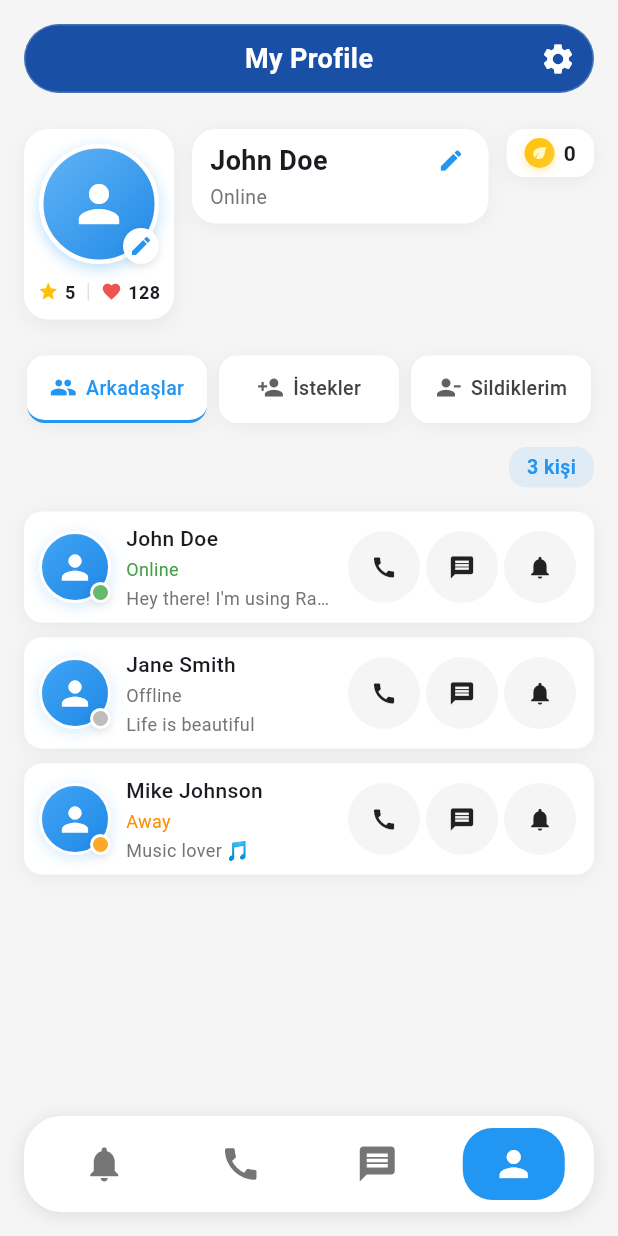
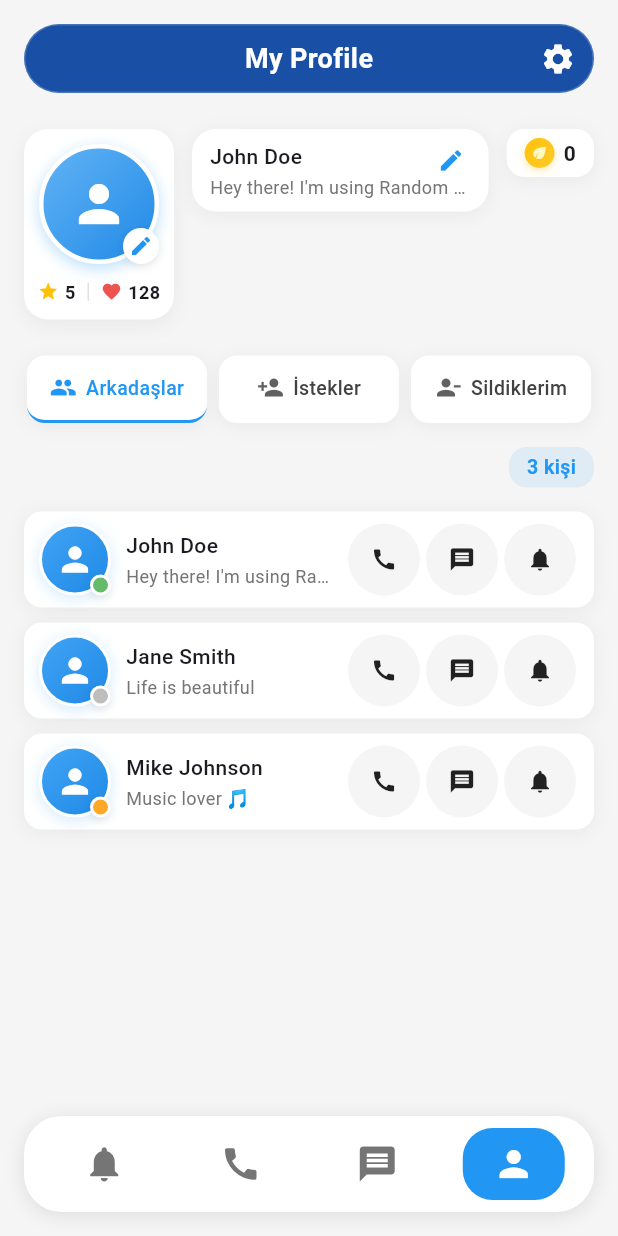
Before and after one commit to dogukantokgoz/random_match_mobile_app, a Flutter app: the screen it shows after launch, item 4 of the bottom bar chosen, on a phone screen of 412 x 824 dp. Run offline on Flutter 3.47's test engine with Material 3 defaults, Android fonts, the phone set to English and light mode, and no system bars.

Commit message:
profile page edited

```diff
--- a/lib/screens/profile_screen.dart
+++ b/lib/screens/profile_screen.dart
@@ -412,18 +412,6 @@ class _ProfileScreenState extends State<ProfileScreen> {
                         ),
                         maxLines: 1,
                         overflow: TextOverflow.ellipsis,
-                      ),
-                      const SizedBox(height: 2),
-                      Text(
-                        status,
-                        style: TextStyle(
-                          fontSize: 12,
-                          color: status.toLowerCase() == 'online'
-                              ? Colors.green[600]
-                              : status.toLowerCase() == 'away'
-                                  ? Colors.orange[600]
-                                  : Colors.grey[600],
-                        ),
                       ),
                       const SizedBox(height: 2),
                       Text(
@@ -884,17 +872,21 @@ class _ProfileScreenState extends State<ProfileScreen> {
                             Text(
                               username,
                               style: const TextStyle(
-                                fontSize: 18,
-                                fontWeight: FontWeight.bold,
+                                fontSize: 14,
+                                fontWeight: FontWeight.w500,
                               ),
+                              maxLines: 1,
+                              overflow: TextOverflow.ellipsis,
                             ),
                             const SizedBox(height: 2),
                             Text(
-                              'Online',
+                              bio,
                               style: TextStyle(
-                                fontSize: 13,
+                                fontSize: 12,
                                 color: Colors.grey[600],
                               ),
+                              maxLines: 1,
+                              overflow: TextOverflow.ellipsis,
                             ),
                           ],
                         ),
```
